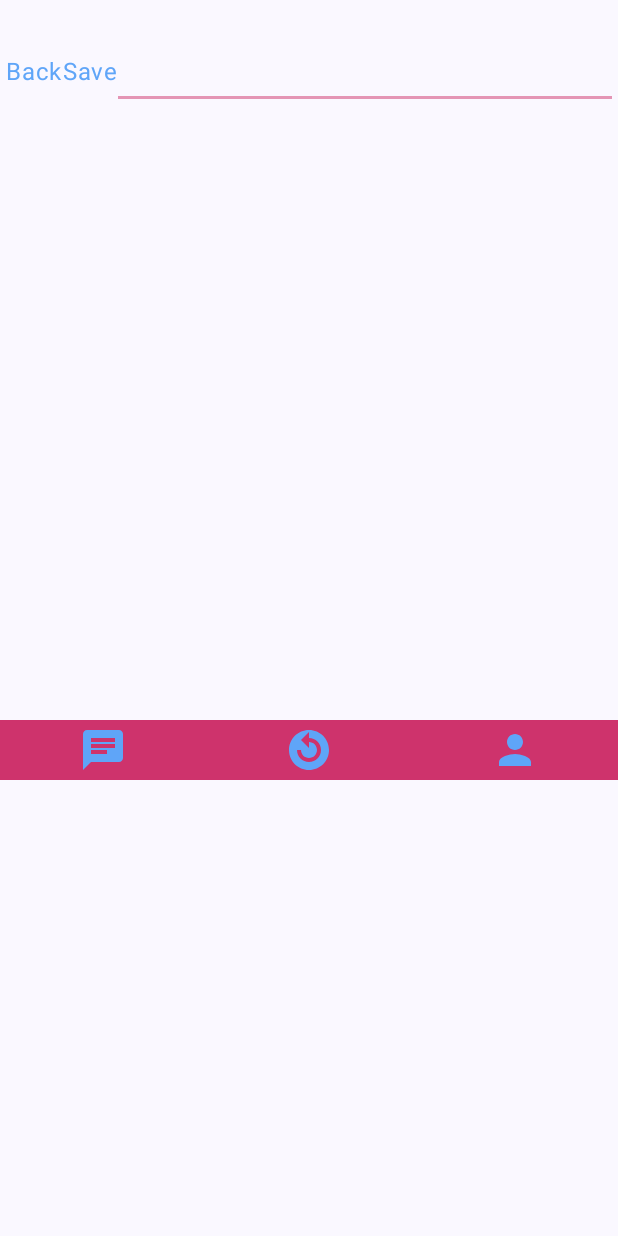
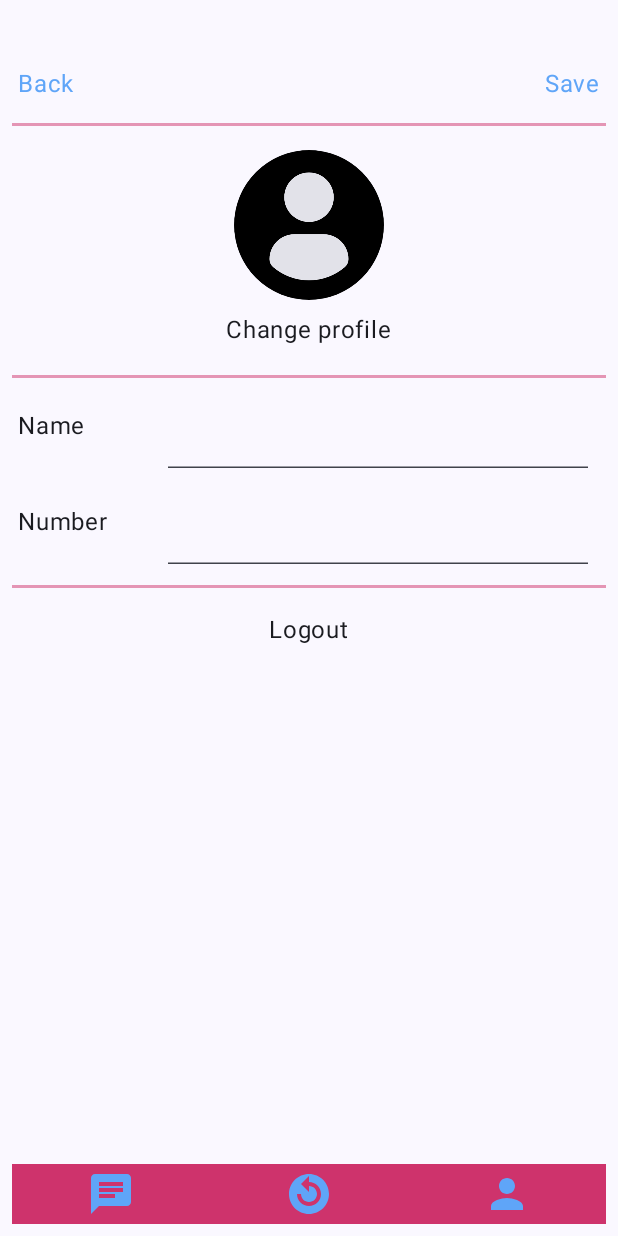
Before and after one commit to Shivanjal00/ChatWave, an Android app built with Jetpack Compose: the ProfileScreen screen opened through its navigation route, on a phone screen of 412 x 824 dp. Run offline under Robolectric (Android 15) with nearby library versions, the phone set to English and light mode, and no system bars; our stand-ins replace Dagger/Hilt's generated code, Firebase (no records; nobody signed in at launch, a user with empty details on screens opened directly).

Commit message:
first commit

```diff
--- a/app/build.gradle.kts
+++ b/app/build.gradle.kts
@@ -66,6 +66,7 @@ dependencies {
     implementation(libs.firebase.firestore)
     implementation(libs.firebase.storage.ktx)
     implementation(libs.firebase.storage)
+    implementation(libs.androidx.runtime.livedata)
     testImplementation(libs.junit)
     androidTestImplementation(libs.androidx.junit)
     androidTestImplementation(libs.androidx.espresso.core)
--- a/app/src/main/java/com/example/chatwave/MainActivity.kt
+++ b/app/src/main/java/com/example/chatwave/MainActivity.kt
@@ -59,7 +59,7 @@ class MainActivity : ComponentActivity() {
         val navController = rememberNavController()
         var vm = hiltViewModel<LCViewModel>()
 
-        NavHost(navController = navController, startDestination = DestinationScreens.SignUp.route ){
+        NavHost(navController = navController, startDestination = DestinationScreens.Login.route ){
 
             composable(DestinationScreens.SignUp.route){
                 SignUpScreen(navController,vm)
--- a/app/src/main/java/com/example/chatwave/Screens/ChatListScreen.kt
+++ b/app/src/main/java/com/example/chatwave/Screens/ChatListScreen.kt
@@ -6,11 +6,23 @@ import androidx.compose.runtime.Composable
 import androidx.compose.ui.Modifier
 import androidx.compose.ui.unit.dp
 import androidx.navigation.NavHostController
+import com.example.chatwave.CommonProgressBar
 import com.example.chatwave.LCViewModel
 
 @Composable
 fun ChatListScreen(navController: NavHostController, vm: LCViewModel) {
 
-    Text(text = "This is chatlist screen", modifier = Modifier.padding(top = 32.dp))
+    val inProgress = vm.inProcess
+    if(inProgress.value){
+        CommonProgressBar()
+    }else{
+
+    }
+
     BottomNavigationMenu(selectedItem = BottomNavigationItem.CHATLIST, navController = navController)
 }
+
+@Composable
+fun FAB(){
+
+}
--- a/app/src/main/java/com/example/chatwave/Screens/ProfileScreen.kt
+++ b/app/src/main/java/com/example/chatwave/Screens/ProfileScreen.kt
@@ -1,16 +1,21 @@
 package com.example.chatwave.Screens
 
-import android.net.Uri
 import androidx.activity.compose.rememberLauncherForActivityResult
-import androidx.activity.result.ActivityResultLauncher
-import androidx.activity.result.contract.ActivityResultContract
 import androidx.activity.result.contract.ActivityResultContracts
+import androidx.compose.animation.AnimatedVisibility
+import androidx.compose.animation.ExperimentalAnimationApi
+import androidx.compose.animation.core.updateTransition
+import androidx.compose.animation.expandVertically
+import androidx.compose.animation.fadeIn
+import androidx.compose.animation.fadeOut
+import androidx.compose.animation.shrinkVertically
 import androidx.compose.foundation.clickable
 import androidx.compose.foundation.layout.Arrangement
 import androidx.compose.foundation.layout.Box
 import androidx.compose.foundation.layout.Column
 import androidx.compose.foundation.layout.IntrinsicSize
 import androidx.compose.foundation.layout.Row
+import androidx.compose.foundation.layout.fillMaxSize
 import androidx.compose.foundation.layout.fillMaxWidth
 import androidx.compose.foundation.layout.height
 import androidx.compose.foundation.layout.padding
@@ -20,25 +25,27 @@ import androidx.compose.foundation.rememberScrollState
 import androidx.compose.foundation.shape.CircleShape
 import androidx.compose.foundation.verticalScroll
 import androidx.compose.material3.Card
-import androidx.compose.material3.ExperimentalMaterial3Api
 import androidx.compose.material3.Text
 import androidx.compose.material3.TextField
 import androidx.compose.material3.TextFieldDefaults
 import androidx.compose.runtime.Composable
 import androidx.compose.runtime.getValue
-import androidx.compose.runtime.mutableStateOf
-import androidx.compose.runtime.saveable.rememberSaveable
-import androidx.compose.runtime.setValue
 import androidx.compose.ui.Alignment
 import androidx.compose.ui.Modifier
 import androidx.compose.ui.graphics.Color
 import androidx.compose.ui.unit.dp
 import androidx.navigation.NavController
+import androidx.compose.runtime.mutableStateOf
+import androidx.compose.runtime.remember
+import androidx.compose.runtime.saveable.rememberSaveable
+import androidx.compose.runtime.setValue
 import com.example.chatwave.CommanImage
 import com.example.chatwave.CommonDivider
 import com.example.chatwave.CommonProgressBar
+import com.example.chatwave.DestinationScreens
 import com.example.chatwave.LCViewModel
 import com.example.chatwave.clr
+import com.example.chatwave.navigateTo
 
 @Composable
 fun ProfileScreen(navController: NavController, vm: LCViewModel) {
@@ -46,19 +53,43 @@ fun ProfileScreen(navController: NavController, vm: LCViewModel) {
     if (inProgess) {
         CommonProgressBar()
     } else {
-        Column {
+        val userData = vm.userData.value
+        var name by rememberSaveable {
+            mutableStateOf(userData?.name?:"")
+        }
+
+        var number by rememberSaveable {
+            mutableStateOf(userData?.number?:"")
+        }
+
+
+        Column(
+            modifier = Modifier
+                .fillMaxSize()
+                .padding(8.dp)
+        ) {
             ProfileContent(
                 modifier = Modifier
+                    .fillMaxWidth()
                     .weight(1f)
-                    .verticalScroll(rememberScrollState()).padding(8.dp),
+                    .verticalScroll(rememberScrollState()),
                 vm = vm,
-                name = "",
-                number = "",
-                onNameChange = {""},
-                onNumberChange = {""},
-                onSave = {},
-                onBack = {},
-                onLogout = {}
+                name = name,
+                number = number,
+                onNameChange = {name=it},
+                onNumberChange = {number=it},
+                onSave = {
+                    vm.createOrUpdateProfile(
+                        name = name, number= number
+                    )
+                },
+                onBack = {
+                    navigateTo(navController = navController, route = DestinationScreens.ChatList.route )
+                },
+                onLogout = {
+                    vm.logOut()
+                    navigateTo(navController = navController, route = DestinationScreens.Login.route)
+                }
             )
             BottomNavigationMenu(
                 selectedItem = BottomNavigationItem.PROFILER,
@@ -72,40 +103,42 @@ fun ProfileScreen(navController: NavController, vm: LCViewModel) {
 fun ProfileContent(
     modifier: Modifier,
     vm: LCViewModel,
-    name : String,
+    name: String,
     number: String,
-    onNameChange:(String)->Unit,
-    onNumberChange:(String)->Unit,
+    onNameChange: (String) -> Unit,
+    onNumberChange: (String) -> Unit,
+    onSave: () -> Unit,
     onBack: () -> Unit,
-    onSave: () -> Unit,
-    onLogout :()->Unit
+    onLogout: () -> Unit
 ) {
     val imageUrl = vm.userData.value?.imageUrl
 
-    Column {
+    Column(
+        modifier = modifier
+    ) {
         Row(
             modifier = Modifier
                 .fillMaxWidth()
                 .padding(4.dp),
             horizontalArrangement = Arrangement.SpaceBetween
         ) {
-            Text(text = "Back",
-                Modifier
+            Text(
+                text = "Back",
+                modifier = Modifier
                     .padding(top = 32.dp)
-                    .clickable {
-                        onBack.invoke()
-                    }, color = clr.b
+                    .clickable { onBack.invoke() },
+                color = clr.b
             )
-            Text(text = "Save",
-                Modifier
+            Text(
+                text = "Save",
+                modifier = Modifier
                     .padding(top = 32.dp)
-                    .clickable {
-                        onSave.invoke()
-                    }, color = clr.b
+                    .clickable { onSave.invoke() },
+                color = clr.b
             )
-
+        }
         CommonDivider()
-            ProfileImage(imageUrl = imageUrl,vm = vm,)
+        ProfileImage(imageUrl = imageUrl, vm = vm)
         CommonDivider()
         Row(
             modifier = Modifier
@@ -113,17 +146,17 @@ fun ProfileContent(
                 .padding(4.dp),
             verticalAlignment = Alignment.CenterVertically
         ) {
-
-                Text(text = "Name",modifier = Modifier.width(100.dp))
-                TextField(value = name, onValueChange = onNameChange,
+            Text(text = "Name", modifier = Modifier.width(100.dp))
+            TextField(
+                value = name,
+                onValueChange = onNameChange,
                 colors = TextFieldDefaults.colors(
                     focusedTextColor = Color.Black,
-                        focusedContainerColor = Color.Black,
-                        unfocusedContainerColor = Color.Black,
-                        disabledContainerColor = Color.Black,
+                    focusedContainerColor = Color.Transparent,
+                    unfocusedContainerColor = Color.Transparent,
+                    disabledContainerColor = Color.Transparent,
                 )
             )
-
         }
 
         Row(
@@ -132,9 +165,10 @@ fun ProfileContent(
                 .padding(4.dp),
             verticalAlignment = Alignment.CenterVertically
         ) {
-
-                Text(text = "Number",modifier = Modifier.width(100.dp))
-                TextField(value = number, onValueChange = onNumberChange,
+            Text(text = "Number", modifier = Modifier.width(100.dp))
+            TextField(
+                value = number,
+                onValueChange = onNumberChange,
                 colors = TextFieldDefaults.colors(
                     focusedTextColor = Color.Black,
                     focusedContainerColor = Color.Transparent,
@@ -144,47 +178,55 @@ fun ProfileContent(
             )
         }
         CommonDivider()
-            Row(modifier = Modifier
+        Row(
+            modifier = Modifier
                 .fillMaxWidth()
                 .padding(16.dp),
-                horizontalArrangement = Arrangement.Center) {
-                Text(text = "Logout", modifier = Modifier.clickable {onLogout.invoke()})
-            }
+            horizontalArrangement = Arrangement.Center
+        ) {
+            Text(text = "Logout", modifier = Modifier.clickable { onLogout.invoke() })
         }
     }
 }
 
+@OptIn(ExperimentalAnimationApi::class)
 @Composable
-fun ProfileImage(imageUrl : String?,vm : LCViewModel) {
+fun ProfileImage(imageUrl: String?, vm: LCViewModel) {
     val launcher = rememberLauncherForActivityResult(
         contract = ActivityResultContracts.GetContent()
-    ){
-        uri ->
+    ) { uri ->
         uri?.let {
-            vm.uploadProfileImage(uri)
+            vm.inProcess.value = true
+            vm.uploadProfileImage(uri) {
+                vm.inProcess.value = false
+            }
+        }
     }
 
-    }
-
-    Box(modifier = Modifier.height(intrinsicSize = IntrinsicSize.Min)){
-
-        Column(modifier = Modifier
-            .padding(8.dp)
-            .fillMaxWidth()
+    Box(
+        modifier = Modifier
+            .height(IntrinsicSize.Min)
             .clickable {
                 launcher.launch("image/*")
-            }, horizontalAlignment = Alignment.CenterHorizontally)
-        {
-
-            Card (shape = CircleShape,
+            }
+    ) {
+        Column(
             modifier = Modifier
                 .padding(8.dp)
-                    .size(100.dp)){
+                .fillMaxWidth(),
+            horizontalAlignment = Alignment.CenterHorizontally
+        ) {
+            Card(
+                shape = CircleShape,
+                modifier = Modifier
+                    .padding(8.dp)
+                    .size(100.dp)
+            ) {
                 CommanImage(data = imageUrl)
             }
             Text(text = "Change profile")
         }
-        if(vm.inProcess.value){
+        if (vm.inProcess.value) {
             CommonProgressBar()
         }
     }
--- a/app/src/main/java/com/example/chatwave/Util.kt
+++ b/app/src/main/java/com/example/chatwave/Util.kt
@@ -1,5 +1,8 @@
 package com.example.chatwave
 
+import android.graphics.Bitmap
+import android.graphics.BitmapFactory
+import android.util.Log
 import androidx.compose.foundation.Image
 import androidx.compose.foundation.background
 import androidx.compose.foundation.clickable
@@ -19,11 +22,16 @@ import androidx.compose.ui.Alignment
 import androidx.compose.ui.Modifier
 import androidx.compose.ui.draw.alpha
 import androidx.compose.ui.graphics.Color
+import androidx.compose.ui.graphics.ImageBitmap
+import androidx.compose.ui.graphics.asImageBitmap
 import androidx.compose.ui.layout.ContentScale
+import androidx.compose.ui.platform.LocalContext
+import androidx.compose.ui.res.imageResource
 import androidx.compose.ui.unit.dp
 import androidx.navigation.NavController
 import coil.compose.rememberAsyncImagePainter
 import coil.compose.rememberImagePainter
+import com.google.firebase.storage.FirebaseStorage
 
 fun navigateTo(navController: NavController, route: String) {
     navController.navigate(route) {
@@ -53,7 +61,7 @@ fun CommonDivider(){
     HorizontalDivider(
         modifier = Modifier
             .alpha(.5f)
-            .padding(top = 60.dp),
+            .padding(top = 10.dp),
         thickness = 2.dp,
         color = clr.r
     )
@@ -61,16 +69,50 @@ fun CommonDivider(){
 
 @Composable
 fun CommanImage(
-
-    data : String?,
+    data: String?,
     modifier: Modifier = Modifier.wrapContentSize(),
     contentScale: ContentScale = ContentScale.Crop
-){
-    val painter = rememberAsyncImagePainter(model = data)
-    Image(painter = painter, contentDescription = null,
-        modifier = Modifier,
-        contentScale = contentScale
-    )
+) {
+    val context = LocalContext.current
+    val imageBitmap = remember { mutableStateOf<ImageBitmap?>(null) }
+    val isLoading = remember { mutableStateOf(false) }
+
+    if (data != null) {
+        isLoading.value = true
+        FirebaseStorage.getInstance().reference.child("images/$data").getBytes(Long.MAX_VALUE).addOnSuccessListener { bytes ->
+            val bitmap = BitmapFactory.decodeByteArray(bytes, 0, bytes.size)
+            imageBitmap.value = bitmap.asImageBitmap()
+            isLoading.value = false
+            Log.d("ImageLoader", "Image downloaded successfully")
+        }.addOnFailureListener {
+            isLoading.value = false
+            Log.d("ImageLoader", "Error downloading image: $it")
+        }
+    }
+
+    if (isLoading.value) {
+        // Display a progress bar
+        CircularProgressIndicator(modifier = modifier)
+    } else {
+        if (imageBitmap.value != null) {
+            Image(
+                bitmap = imageBitmap.value!!,
+                contentDescription = null,
+                modifier = modifier,
+                contentScale = contentScale
+            )
+            Log.d("ImageLoader", "Image displayed")
+        } else {
+            // Display a default image or a placeholder image
+            Image(
+                bitmap = ImageBitmap.imageResource(id = R.drawable.default_image),
+                contentDescription = null,
+                modifier = modifier,
+                contentScale = contentScale
+            )
+            Log.d("ImageLoader", "Default image displayed")
+        }
+    }
 }
 
 
--- a/gradle/libs.versions.toml
+++ b/gradle/libs.versions.toml
@@ -17,6 +17,7 @@ firebaseFirestore = "25.0.0"
 firebaseStorageKtx = "21.0.0"
 firebaseStorage = "21.0.0"
 navigationCompose = "2.7.7"
+runtimeLivedata = "1.6.8"
 
 [libraries]
 androidx-core-ktx = { group = "androidx.core", name = "core-ktx", version.ref = "coreKtx" }
@@ -43,6 +44,7 @@ firebase-auth = { group = "com.google.firebase", name = "firebase-auth", version
 firebase-firestore = { group = "com.google.firebase", name = "firebase-firestore", version.ref = "firebaseFirestore" }
 firebase-storage-ktx = { group = "com.google.firebase", name = "firebase-storage-ktx", version.ref = "firebaseStorageKtx" }
 firebase-storage = { group = "com.google.firebase", name = "firebase-storage", version.ref = "firebaseStorage" }
+androidx-runtime-livedata = { group = "androidx.compose.runtime", name = "runtime-livedata", version.ref = "runtimeLivedata" }
 
 [plugins]
 android-application = { id = "com.android.application", version.ref = "agp" }
```
Also changed, not shown: app/src/main/java/com/example/chatwave/LCViewModel.kt (+59 -41 lines), app/src/main/res/drawable/default_image.png (added). Lines whose indentation alone changed are shown as unchanged.
